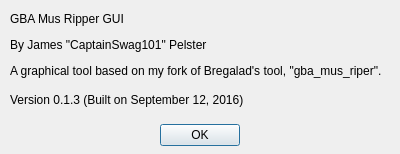
Before: the Qt Designer form aboutdialog.ui in CaptainSwag101/gba-mus-ripper-gui, drawn with Qt 5.
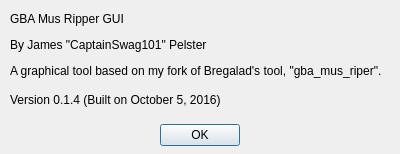
After: the same form once the commit is applied.

Commit message:
Program now also works with Windows again!
Whoops!

```diff
--- a/aboutdialog.ui
+++ b/aboutdialog.ui
@@ -76,7 +76,7 @@
     <item>
      <widget class="QLabel" name="versionLabel">
       <property name="text">
-       <string>&lt;html&gt;&lt;head/&gt;&lt;body&gt;&lt;p&gt;Version 0.1.3 (Built on September 12, 2016)&lt;/p&gt;&lt;/body&gt;&lt;/html&gt;</string>
+       <string>&lt;html&gt;&lt;head/&gt;&lt;body&gt;&lt;p&gt;Version 0.1.4 (Built on October 5, 2016)&lt;/p&gt;&lt;/body&gt;&lt;/html&gt;</string>
       </property>
      </widget>
     </item>
```
The commit also changes 3 other files.
